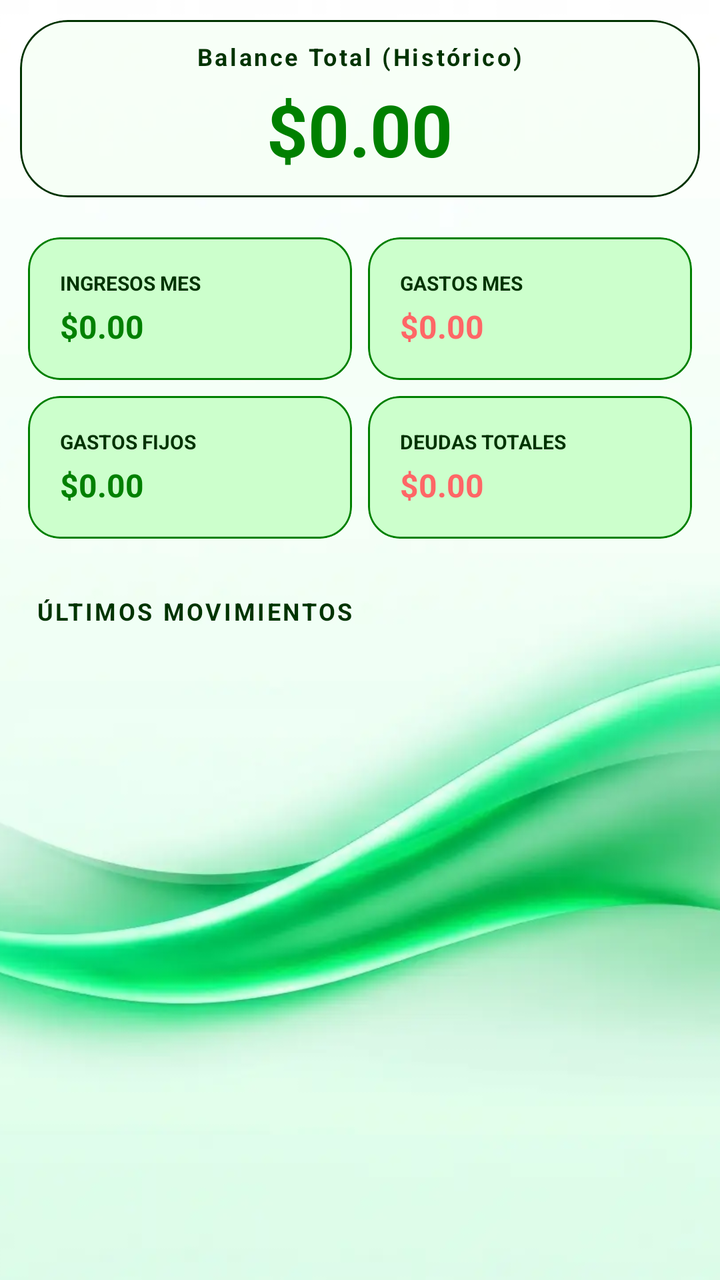
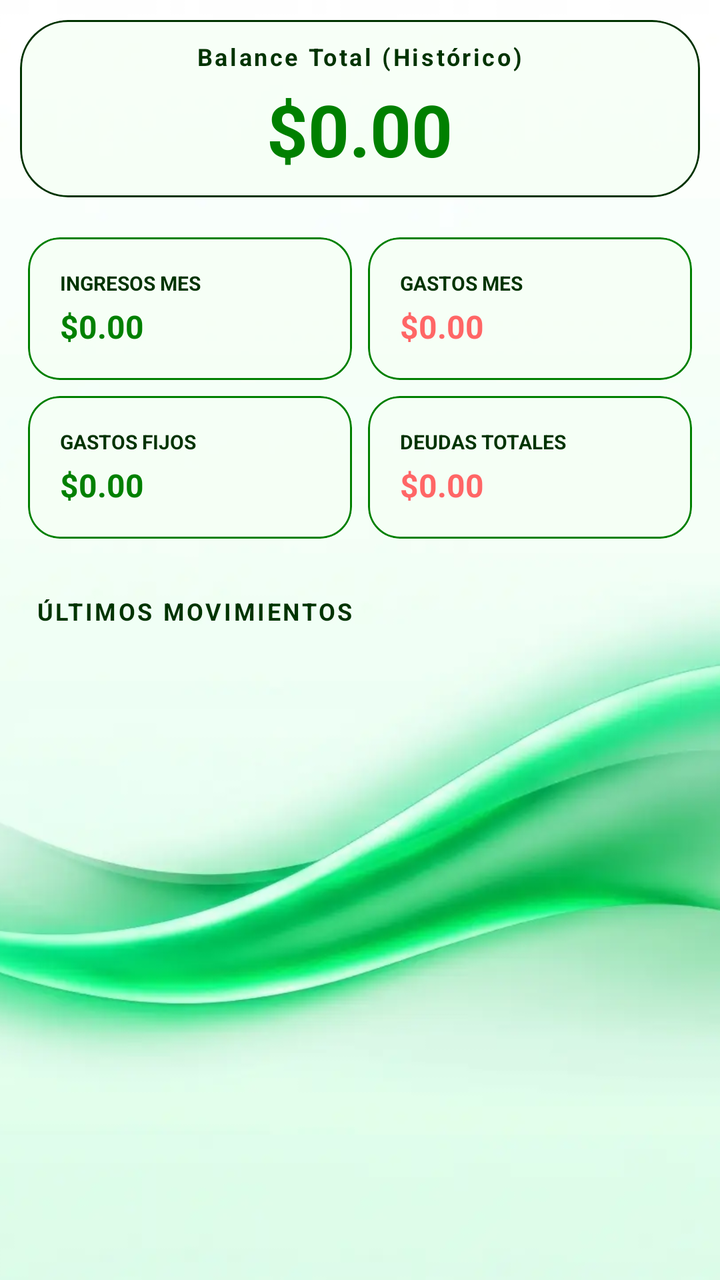

An Android layout rendered at two revisions. The XML below is the earlier revision; the diff shows what the commit changed to produce the second picture.
<!-- AndroidManifest.xml: application theme Theme.MyLittleFinanControl -->
<!-- res/layout/fragment_inicio.xml -->
<?xml version="1.0" encoding="utf-8"?>
<RelativeLayout xmlns:android="http://schemas.android.com/apk/res/android"
    xmlns:app="http://schemas.android.com/apk/res-auto"
    xmlns:tools="http://schemas.android.com/tools"
    android:layout_width="match_parent"
    android:layout_height="match_parent"
    tools:context=".Fragmentos.FragmentGastosFijos">

    <ImageView
        android:id="@+id/imagenFondo"
        android:layout_width="match_parent"
        android:layout_height="match_parent"
        android:src="@drawable/background_1"
        android:scaleType="centerCrop" />

    <ScrollView
        android:layout_width="match_parent"
        android:layout_height="match_parent"
        tools:context=".Fragmentos.FragmentInicio">

        <LinearLayout
            android:layout_width="match_parent"
            android:layout_height="wrap_content"
            android:orientation="vertical"
            android:padding="10dp">

            
            <com.google.android.material.card.MaterialCardView
                android:id="@+id/card_balance_general"
                android:layout_width="match_parent"
                android:layout_height="wrap_content"
                android:layout_marginBottom="16dp"
                android:clickable="true"
                android:focusable="true"
                app:cardBackgroundColor="?attr/colorSurface"
                app:cardCornerRadius="24dp"
                app:cardElevation="0dp"
                app:strokeColor="?attr/colorOutline"
                app:strokeWidth="1dp">

                <LinearLayout
                    android:layout_width="match_parent"
                    android:layout_height="wrap_content"
                    android:gravity="center"
                    android:orientation="vertical"
                    android:padding="10dp">

                    <TextView
                        android:layout_width="wrap_content"
                        android:layout_height="wrap_content"
                        android:letterSpacing="0.1"
                        android:text="Balance Total (Histórico)"
                        android:textColor="?attr/colorOnSurface"
                        android:textSize="12sp"
                        android:textStyle="bold" />

                    <TextView
                        android:id="@+id/tv_balance_general"
                        android:layout_width="wrap_content"
                        android:layout_height="wrap_content"
                        android:layout_marginTop="4dp"
                        android:text="$0.00"
                        android:textColor="?attr/colorPrimary"
                        android:textSize="36sp"
                        android:textStyle="bold" />
                </LinearLayout>
            </com.google.android.material.card.MaterialCardView>

            <GridLayout
                android:layout_width="match_parent"
                android:layout_height="wrap_content"
                android:alignmentMode="alignMargins"
                android:columnCount="2"
                android:columnOrderPreserved="false">

                
                <com.google.android.material.card.MaterialCardView
                    android:id="@+id/card_ingresos"
                    android:layout_width="0dp"
                    android:layout_height="wrap_content"
                    android:layout_columnWeight="1"
                    android:clickable="true"
                    android:focusable="true"
                    android:foreground="?attr/selectableItemBackground"
                    android:layout_margin="4dp"
                    app:cardBackgroundColor="?attr/colorPrimaryContainer"
                    app:strokeColor="?attr/colorPrimary"
                    app:cardCornerRadius="16dp"
                    app:cardElevation="0dp">

                    <LinearLayout
                        android:layout_width="match_parent"
                        android:layout_height="wrap_content"
                        android:orientation="vertical"
                        android:padding="16dp">

                        <TextView
                            android:layout_width="wrap_content"
                            android:layout_height="wrap_content"
                            android:text="INGRESOS MES"
                            android:textColor="?attr/colorOnSurface"
                            android:textSize="10sp"
                            android:textStyle="bold" />

                        <TextView
                            android:id="@+id/tv_ingresos_mes"
                            android:layout_width="wrap_content"
                            android:layout_height="wrap_content"
                            android:layout_marginTop="4dp"
                            android:text="$0.00"
                            android:textColor="?attr/colorPrimary"
                            android:textSize="16sp"
                            android:textStyle="bold" />
                    </LinearLayout>
                </com.google.android.material.card.MaterialCardView>

                
                <com.google.android.material.card.MaterialCardView
                    android:id="@+id/card_gastos"
                    android:layout_width="0dp"
                    android:layout_height="wrap_content"
                    android:layout_columnWeight="1"
                    android:clickable="true"
                    app:strokeColor="?attr/colorPrimary"
                    android:focusable="true"
                    android:layout_margin="4dp"
                    app:cardBackgroundColor="?attr/colorPrimaryContainer"
                    app:cardCornerRadius="16dp"
                    app:cardElevation="0dp">

                    <LinearLayout
                        android:layout_width="match_parent"
                        android:layout_height="wrap_content"
                        android:orientation="vertical"
                        android:padding="16dp">

                        <TextView
                            android:layout_width="wrap_content"
                            android:layout_height="wrap_content"
                            android:text="GASTOS MES"
                            android:textColor="?attr/colorOnSurface"
                            android:textSize="10sp"
                            android:textStyle="bold" />

                        <TextView
                            android:id="@+id/tv_gastos_mes"
                            android:layout_width="wrap_content"
                            android:layout_height="wrap_content"
                            android:layout_marginTop="4dp"
                            android:text="$0.00"
                            android:textSize="16sp"
                            android:textColor="?attr/colorError"
                            android:textStyle="bold" />
                    </LinearLayout>
                </com.google.android.material.card.MaterialCardView>

                
                <com.google.android.material.card.MaterialCardView
                    android:id="@+id/card_gastos_fijos"
                    android:layout_width="0dp"
                    android:layout_height="wrap_content"
                    android:layout_columnWeight="1"
                    android:layout_margin="4dp"
                    android:clickable="true"
                    app:strokeColor="?attr/colorPrimary"
                    android:focusable="true"
                    android:foreground="?attr/selectableItemBackground"
                    app:cardBackgroundColor="?attr/colorPrimaryContainer"
                    app:cardCornerRadius="16dp"
                    app:cardElevation="0dp">

                    <LinearLayout
                        android:layout_width="match_parent"
                        android:layout_height="wrap_content"
                        android:orientation="vertical"
                        android:padding="16dp">

                        <TextView
                            android:layout_width="wrap_content"
                            android:layout_height="wrap_content"
                            android:text="GASTOS FIJOS"
                            android:textColor="?attr/colorOnSurface"
                            android:textSize="10sp"
                            android:textStyle="bold" />

                        <TextView
                            android:id="@+id/tv_total_gastos_fijos"
                            android:layout_width="wrap_content"
                            android:layout_height="wrap_content"
                            android:layout_marginTop="4dp"
                            android:textColor="?attr/colorPrimary"
                            android:text="$0.00"
                            android:textSize="16sp"
                            android:textStyle="bold" />
                    </LinearLayout>
                </com.google.android.material.card.MaterialCardView>

                
                <com.google.android.material.card.MaterialCardView
                    android:id="@+id/card_deudas"
                    android:layout_width="0dp"
                    android:layout_height="wrap_content"
                    android:layout_columnWeight="1"
                    android:layout_margin="4dp"
                    app:strokeColor="?attr/colorPrimary"
                    android:clickable="true"
                    android:focusable="true"
                    android:foreground="?attr/selectableItemBackground"
                    app:cardBackgroundColor="?attr/colorPrimaryContainer"
                    app:cardCornerRadius="16dp"
                    app:cardElevation="0dp">

                    <LinearLayout
                        android:layout_width="match_parent"
                        android:layout_height="wrap_content"
                        android:orientation="vertical"
                        android:padding="16dp">

                        <TextView
                            android:layout_width="wrap_content"
                            android:layout_height="wrap_content"
                            android:text="DEUDAS TOTALES"
                            android:textColor="?attr/colorOnSurface"
                            android:textSize="10sp"
                            android:textStyle="bold" />

                        <TextView
                            android:id="@+id/tv_total_deudas"
                            android:layout_width="wrap_content"
                            android:layout_height="wrap_content"
                            android:layout_marginTop="4dp"
                            android:text="$0.00"
                            android:textSize="16sp"
                            android:textColor="?attr/colorError"
                            android:textStyle="bold" />
                    </LinearLayout>
                </com.google.android.material.card.MaterialCardView>

            </GridLayout>

            
            <TextView
                android:layout_width="wrap_content"
                android:layout_height="wrap_content"
                android:layout_marginStart="8dp"
                android:layout_marginTop="24dp"
                android:letterSpacing="0.1"
                android:text="ÚLTIMOS MOVIMIENTOS"
                android:textColor="?attr/colorOnSurface"
                android:textSize="12sp"
                android:textStyle="bold" />

            <androidx.recyclerview.widget.RecyclerView
                android:id="@+id/rv_ultimos_movimientos"
                android:layout_width="match_parent"
                android:layout_height="wrap_content"
                android:layout_marginTop="8dp"
                android:nestedScrollingEnabled="false"
                tools:itemCount="3"
                tools:listitem="@layout/item_movimiento_inicio" />

        </LinearLayout>
    </ScrollView>
</RelativeLayout>
<!-- res/layout/item_movimiento_inicio.xml (included above) -->
<?xml version="1.0" encoding="utf-8"?>
<com.google.android.material.card.MaterialCardView xmlns:android="http://schemas.android.com/apk/res/android"
    xmlns:app="http://schemas.android.com/apk/res-auto"
    android:layout_width="match_parent"
    android:layout_height="wrap_content"
    android:layout_marginBottom="8dp"
    app:cardBackgroundColor="?attr/colorSurface"
    app:cardCornerRadius="12dp"
    app:cardElevation="0dp"
    app:strokeColor="?attr/colorSurfaceVariant"
    app:strokeWidth="1dp">

    <LinearLayout
        android:layout_width="match_parent"
        android:layout_height="wrap_content"
        android:gravity="center_vertical"
        android:orientation="horizontal"
        android:padding="12dp">

        <ImageView
            android:id="@+id/iv_tipo_icono"
            android:layout_width="32dp"
            android:layout_height="32dp"
            android:background="@drawable/rounded_corners_background"
            android:backgroundTint="?attr/colorPrimaryContainer"
            android:padding="6dp"
            android:src="@drawable/ic_movimientos"
            app:tint="?attr/colorPrimary" />

        <LinearLayout
            android:layout_width="0dp"
            android:layout_height="wrap_content"
            android:layout_marginStart="12dp"
            android:layout_weight="1"
            android:orientation="vertical">

            <TextView
                android:id="@+id/tv_descripcion"
                android:layout_width="wrap_content"
                android:layout_height="wrap_content"
                android:ellipsize="end"
                android:maxLines="1"
                android:text="Descripción"
                android:textColor="?attr/colorOnSurface"
                android:textSize="14sp"
                android:textStyle="bold" />

            <TextView
                android:id="@+id/tv_fecha"
                android:layout_width="wrap_content"
                android:layout_height="wrap_content"
                android:text="2024-05-20"
                android:textColor="?attr/colorOnSurfaceVariant"
                android:textSize="12sp" />
        </LinearLayout>

        <TextView
            android:id="@+id/tv_monto"
            android:layout_width="wrap_content"
            android:layout_height="wrap_content"
            android:text="$0.00"
            android:textColor="?attr/colorPrimary"
            android:textSize="15sp"
            android:textStyle="bold" />

    </LinearLayout>
</com.google.android.material.card.MaterialCardView>
<!-- resources referenced by this layout -->
<resources>
  <!-- drawable background_1: webp bitmap (drawable, 18726 bytes) -->
  <!-- drawable ic_movimientos (drawable) -->
  <vector xmlns:android="http://schemas.android.com/apk/res/android" android:height="24dp" android:tint="#000000" android:viewportHeight="960" android:viewportWidth="960" android:width="24dp">
        
      <path android:fillColor="@android:color/white" android:pathData="M480,920Q368,920 274,869Q180,818 120,733L120,840L40,840L40,600L280,600L280,680L181,680Q229,752 307.5,796Q386,840 480,840Q555,840 620.5,811.5Q686,783 734.5,734.5Q783,686 811.5,620.5Q840,555 840,480L920,480Q920,571 885.5,651Q851,731 791,791Q731,851 651,885.5Q571,920 480,920ZM444,760L444,708Q397,697 367.5,667.5Q338,638 324,590L390,564Q402,605 427.5,625.5Q453,646 486,646Q519,646 542.5,630.5Q566,615 566,582Q566,553 541.5,535Q517,517 454,494Q395,473 367.5,444Q340,415 340,368Q340,327 368.5,293.5Q397,260 446,250L446,200L516,200L516,250Q552,253 581.5,279Q611,305 622,340L558,366Q550,343 532,327.5Q514,312 482,312Q447,312 428.5,327Q410,342 410,368Q410,394 433,409Q456,424 516,444Q588,470 612,505Q636,540 636,582Q636,611 626,633Q616,655 599.5,670.5Q583,686 561,695.5Q539,705 514,710L514,760L444,760ZM40,480Q40,389 74.5,309Q109,229 169,169Q229,109 309,74.5Q389,40 480,40Q592,40 686,91Q780,142 840,227L840,120L920,120L920,360L680,360L680,280L779,280Q731,208 652.5,164Q574,120 480,120Q405,120 339.5,148.5Q274,177 225.5,225.5Q177,274 148.5,339.5Q120,405 120,480L40,480Z"/>
      
  </vector>
  <!-- drawable rounded_corners_background (drawable) -->
  <?xml version="1.0" encoding="utf-8"?>
  <shape xmlns:android="http://schemas.android.com/apk/res/android"
      android:shape="rectangle">
      <solid android:color="#20F2F2F2"/>
      <corners android:radius="10dp" />
  </shape>
  <style name="Theme.MyLittleFinanControl" parent="Base.Theme.MyLittleFinanControl" />
  <color name="verde_oscuro">#008000</color>
  <color name="verde_claro">#CCFFCC</color>
  <color name="verde_negro">#003300</color>
  <color name="verde">#00C292</color>
  <color name="verde_transparente">#5FCCFFCC</color>
  <color name="verde_blanco_transparente">#D3F6FFF6</color>
  <color name="rojo_alerta">#FF6666</color>
  <color name="rojo_transparente">#7BF69F9F</color>
  <color name="verde_gris">#ED003300</color>
  <!-- unchanged entries left out for length: 1 -->
</resources>

<!-- the commit's change to res/layout/fragment_inicio.xml (unified diff, before → after) -->
@@ -10,7 +10,7 @@
         android:id="@+id/imagenFondo"
         android:layout_width="match_parent"
         android:layout_height="match_parent"
-        android:src="@drawable/background_1"
+        android:src="@drawable/bg_1"
         android:scaleType="centerCrop" />
 
     <ScrollView
@@ -83,7 +83,7 @@
                     android:focusable="true"
                     android:foreground="?attr/selectableItemBackground"
                     android:layout_margin="4dp"
-                    app:cardBackgroundColor="?attr/colorPrimaryContainer"
+                    app:cardBackgroundColor="?attr/colorSurface"
                     app:strokeColor="?attr/colorPrimary"
                     app:cardCornerRadius="16dp"
                     app:cardElevation="0dp">
@@ -124,7 +124,7 @@
                     app:strokeColor="?attr/colorPrimary"
                     android:focusable="true"
                     android:layout_margin="4dp"
-                    app:cardBackgroundColor="?attr/colorPrimaryContainer"
+                    app:cardBackgroundColor="?attr/colorSurface"
                     app:cardCornerRadius="16dp"
                     app:cardElevation="0dp">
 
@@ -165,7 +165,7 @@
                     app:strokeColor="?attr/colorPrimary"
                     android:focusable="true"
                     android:foreground="?attr/selectableItemBackground"
-                    app:cardBackgroundColor="?attr/colorPrimaryContainer"
+                    app:cardBackgroundColor="?attr/colorSurface"
                     app:cardCornerRadius="16dp"
                     app:cardElevation="0dp">
 
@@ -206,7 +206,7 @@
                     android:clickable="true"
                     android:focusable="true"
                     android:foreground="?attr/selectableItemBackground"
-                    app:cardBackgroundColor="?attr/colorPrimaryContainer"
+                    app:cardBackgroundColor="?attr/colorSurface"
                     app:cardCornerRadius="16dp"
                     app:cardElevation="0dp">
 
<!-- resource entries referenced after the edit -->
@@ -1,6 +1,6 @@
 <!-- resources referenced by this layout -->
 <resources>
-  <!-- drawable background_1: webp bitmap (drawable, 18726 bytes) -->
+  <!-- drawable bg_1: webp bitmap (drawable, 18726 bytes) -->
   <!-- drawable ic_movimientos (drawable) -->
   <vector xmlns:android="http://schemas.android.com/apk/res/android" android:height="24dp" android:tint="#000000" android:viewportHeight="960" android:viewportWidth="960" android:width="24dp">
         
